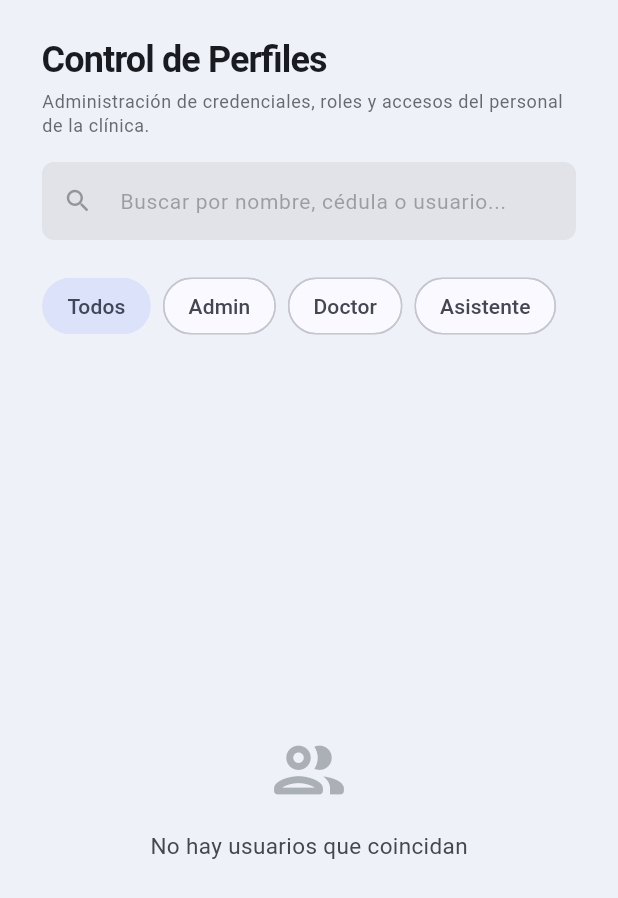
After one commit to scarletabreu/salud_dental_clinic_management, a Flutter app: the PerfilesListPage screen opened directly, on a phone screen of 412 x 824 dp. The commit adds this screen. Shown: the top 898 px of the screen. Run offline on Flutter 3.47's test engine with Material 3 defaults, Android fonts, the phone set to English and light mode, and no system bars; our stand-ins replace dartz, equatable, fl_chart, flutter_bloc, flutter_riverpod, get_it and 3 more; accounts and stored records are empty.

Commit message:
feat: SD-41-pantalla-de-listado-de-perfiles

```diff
--- a/lib/features/auth/domain/repositories/usuario_repository.dart
+++ b/lib/features/auth/domain/repositories/usuario_repository.dart
@@ -13,6 +13,7 @@ abstract interface class UsuarioRepository {
   Future<void> signOut();
   String? getCurrentUserId();
   bool isSessionActive();
+  Future<List<Usuario>> getUsuarios();
 
   Stream<supabase.AuthState> get onAuthStateChange;
 }
--- /dev/null
+++ b/lib/features/personal/presentation/cubit/personal_perfiles_cubit.dart
@@ -0,0 +1,57 @@
+import 'package:flutter_bloc/flutter_bloc.dart';
+import 'package:salud_dental_clinic_management/features/auth/domain/enums/rol_usuario.dart';
+import 'package:salud_dental_clinic_management/features/auth/domain/repositories/usuario_repository.dart';
+import 'personal_perfiles_state.dart';
+
+class PersonalPerfilesCubit extends Cubit<PersonalPerfilesState> {
+  final UsuarioRepository _usuarioRepository;
+
+  PersonalPerfilesCubit({required UsuarioRepository usuarioRepository})
+    : _usuarioRepository = usuarioRepository,
+      super(const PerfilInitial());
+
+  Future<void> cargarUsuarios() async {
+    emit(const PerfilLoading());
+    try {
+      final usuarios = await _usuarioRepository.getUsuarios();
+      emit(PerfilLoaded(todos: usuarios, filtrados: usuarios));
+    } catch (e) {
+      emit(PerfilError(e.toString()));
+    }
+  }
+
+  void aplicarFiltros({String? query, RolUsuario? Function()? rolFiltro}) {
+    final currentState = state;
+    if (currentState is! PerfilLoaded) return;
+
+    final nuevaBusqueda = query ?? currentState.queryBusqueda;
+    final nuevoRol = rolFiltro != null ? rolFiltro() : currentState.rolFiltro;
+
+    final usuariosFiltrados = currentState.todos.where((usuario) {
+      if (nuevoRol != null && usuario.rol != nuevoRol) {
+        return false;
+      }
+
+      if (nuevaBusqueda.isNotEmpty) {
+        final queryClean = nuevaBusqueda.toLowerCase();
+        final nombreCompleto = '${usuario.nombre} ${usuario.apellido}'
+            .toLowerCase();
+        final govID = usuario.govID.toLowerCase();
+        final username = usuario.username.toLowerCase();
+
+        return nombreCompleto.contains(queryClean) ||
+            govID.contains(queryClean) ||
+            username.contains(queryClean);
+      }
+      return true;
+    }).toList();
+
+    emit(
+      currentState.copyWith(
+        filtrados: usuariosFiltrados,
+        queryBusqueda: nuevaBusqueda,
+        rolFiltro: () => nuevoRol,
+      ),
+    );
+  }
+}
--- /dev/null
+++ b/lib/features/personal/presentation/cubit/personal_perfiles_state.dart
@@ -0,0 +1,57 @@
+import 'package:equatable/equatable.dart';
+import 'package:salud_dental_clinic_management/features/auth/domain/enums/rol_usuario.dart';
+import 'package:salud_dental_clinic_management/features/auth/domain/entities/usuario.dart';
+
+sealed class PersonalPerfilesState extends Equatable {
+  const PersonalPerfilesState();
+
+  @override
+  List<Object?> get props => [];
+}
+
+class PerfilInitial extends PersonalPerfilesState {
+  const PerfilInitial();
+}
+
+class PerfilLoading extends PersonalPerfilesState {
+  const PerfilLoading();
+}
+
+class PerfilError extends PersonalPerfilesState {
+  final String message;
+  const PerfilError(this.message);
+
+  @override
+  List<Object?> get props => [message];
+}
+
+class PerfilLoaded extends PersonalPerfilesState {
+  final List<Usuario> todos;
+  final List<Usuario> filtrados;
+  final RolUsuario? rolFiltro;
+  final String queryBusqueda;
+
+  const PerfilLoaded({
+    required this.todos,
+    required this.filtrados,
+    this.rolFiltro,
+    this.queryBusqueda = '',
+  });
+
+  PerfilLoaded copyWith({
+    List<Usuario>? todos,
+    List<Usuario>? filtrados,
+    RolUsuario? Function()? rolFiltro,
+    String? queryBusqueda,
+  }) {
+    return PerfilLoaded(
+      todos: todos ?? this.todos,
+      filtrados: filtrados ?? this.filtrados,
+      rolFiltro: rolFiltro != null ? rolFiltro() : this.rolFiltro,
+      queryBusqueda: queryBusqueda ?? this.queryBusqueda,
+    );
+  }
+
+  @override
+  List<Object?> get props => [todos, filtrados, rolFiltro, queryBusqueda];
+}
--- /dev/null
+++ b/lib/features/personal/presentation/pages/perfiles_list_page.dart
@@ -0,0 +1,289 @@
+import 'dart:async';
+import 'package:flutter/material.dart';
+import 'package:flutter_bloc/flutter_bloc.dart';
+import 'package:salud_dental_clinic_management/core/presentation/app_colors.dart';
+import 'package:salud_dental_clinic_management/features/auth/domain/enums/rol_usuario.dart';
+import 'package:salud_dental_clinic_management/features/personal/presentation/cubit/personal_perfiles_cubit.dart';
+import 'package:salud_dental_clinic_management/features/personal/presentation/cubit/personal_perfiles_state.dart';
+import 'package:salud_dental_clinic_management/features/personal/presentation/widgets/perfil_card.dart';
+
+class PerfilesListPage extends StatefulWidget {
+  const PerfilesListPage({super.key});
+
+  @override
+  State<PerfilesListPage> createState() => _PerfilesListPageState();
+}
+
+class _PerfilesListPageState extends State<PerfilesListPage> {
+  final _searchController = TextEditingController();
+  Timer? _debounce;
+
+  @override
+  void initState() {
+    super.initState();
+    context.read<PersonalPerfilesCubit>().cargarUsuarios();
+  }
+
+  @override
+  void dispose() {
+    _searchController.dispose();
+    _debounce?.cancel();
+    super.dispose();
+  }
+
+  void _onSearchChanged(String query) {
+    _debounce?.cancel();
+    _debounce = Timer(const Duration(milliseconds: 350), () {
+      if (mounted) {
+        context.read<PersonalPerfilesCubit>().aplicarFiltros(query: query);
+      }
+    });
+  }
+
+  @override
+  Widget build(BuildContext context) {
+    final colorScheme = Theme.of(context).colorScheme;
+    final ac = context.appColors;
+
+    return Scaffold(
+      backgroundColor: colorScheme.surfaceContainerLowest,
+      body: SafeArea(
+        child: BlocBuilder<PersonalPerfilesCubit, PersonalPerfilesState>(
+          builder: (context, state) {
+            return Column(
+              crossAxisAlignment: CrossAxisAlignment.start,
+              children: [
+                _buildHeaderAndSearch(context, state, colorScheme, ac),
+                _buildFilterChips(context, state, colorScheme),
+                Expanded(child: _buildBody(context, state, colorScheme, ac)),
+              ],
+            );
+          },
+        ),
+      ),
+    );
+  }
+
+  Widget _buildHeaderAndSearch(
+    BuildContext context,
+    PersonalPerfilesState state,
+    ColorScheme colorScheme,
+    AppColors ac,
+  ) {
+    return Padding(
+      padding: const EdgeInsets.fromLTRB(28, 24, 28, 12),
+      child: Column(
+        crossAxisAlignment: CrossAxisAlignment.start,
+        children: [
+          Text(
+            'Control de Perfiles',
+            style: Theme.of(context).textTheme.headlineSmall?.copyWith(
+              fontWeight: FontWeight.bold,
+              color: colorScheme.onSurface,
+              letterSpacing: -0.6,
+            ),
+          ),
+          const SizedBox(height: 4),
+          Text(
+            'Administración de credenciales, roles y accesos del personal de la clínica.',
+            style: Theme.of(context).textTheme.bodySmall?.copyWith(
+              color: colorScheme.onSurfaceVariant.withOpacity(0.8),
+            ),
+          ),
+          const SizedBox(height: 16),
+          TextField(
+            controller: _searchController,
+            onChanged: _onSearchChanged,
+            decoration: InputDecoration(
+              hintText: 'Buscar por nombre, cédula o usuario...',
+              hintStyle: TextStyle(
+                color: colorScheme.onSurfaceVariant.withOpacity(0.45),
+                fontSize: 14,
+              ),
+              prefixIcon: Icon(
+                Icons.search_rounded,
+                color: colorScheme.onSurfaceVariant.withOpacity(0.5),
+                size: 20,
+              ),
+              suffixIcon: _searchController.text.isNotEmpty
+                  ? IconButton(
+                      icon: Icon(
+                        Icons.clear_rounded,
+                        color: colorScheme.onSurfaceVariant,
+                        size: 18,
+                      ),
+                      onPressed: () {
+                        _searchController.clear();
+                        context.read<PersonalPerfilesCubit>().aplicarFiltros(
+                          query: '',
+                        );
+                      },
+                    )
+                  : null,
+              filled: true,
+              fillColor: colorScheme.surfaceContainerHighest,
+              border: OutlineInputBorder(
+                borderRadius: BorderRadius.circular(8),
+                borderSide: BorderSide.none,
+              ),
+              contentPadding: const EdgeInsets.symmetric(
+                horizontal: 16,
+                vertical: 14,
+              ),
+            ),
+          ),
+        ],
+      ),
+    );
+  }
+
+  Widget _buildFilterChips(
+    BuildContext context,
+    PersonalPerfilesState state,
+    ColorScheme colorScheme,
+  ) {
+    if (state is! PerfilLoaded) return const SizedBox.shrink();
+
+    final rolesAMostrar = [
+      (label: 'Todos', rol: null),
+      (label: 'Admin', rol: RolUsuario.admin),
+      (label: 'Doctor', rol: RolUsuario.doctor),
+      (label: 'Asistente', rol: RolUsuario.asistente),
+    ];
+
+    return SingleChildScrollView(
+      scrollDirection: Axis.horizontal,
+      padding: const EdgeInsets.symmetric(horizontal: 28, vertical: 8),
+      child: Row(
+        children: rolesAMostrar.map((item) {
+          final isSelected = state.rolFiltro == item.rol;
+          return Padding(
+            padding: const EdgeInsets.only(right: 8),
+            child: FilterChip(
+              label: Text(item.label),
+              selected: isSelected,
+              onSelected: (_) {
+                context.read<PersonalPerfilesCubit>().aplicarFiltros(
+                  rolFiltro: () => item.rol,
+                );
+              },
+              shape: RoundedRectangleBorder(
+                borderRadius: BorderRadius.circular(20),
+              ),
+              selectedColor: colorScheme.secondaryContainer,
+              showCheckmark: false,
+            ),
+          );
+        }).toList(),
+      ),
+    );
+  }
+
+  Widget _buildBody(
+    BuildContext context,
+    PersonalPerfilesState state,
+    ColorScheme colorScheme,
+    AppColors ac,
+  ) {
+    if (state is PerfilLoading) {
+      return const Center(child: CircularProgressIndicator());
+    }
+
+    if (state is PerfilError) {
+      return Center(
+        child: Column(
+          mainAxisSize: MainAxisSize.min,
+          children: [
+            Icon(
+              Icons.error_outline_rounded,
+              size: 56,
+              color: colorScheme.error,
+            ),
+            const SizedBox(height: 12),
+            Text(
+              state.message,
+              style: TextStyle(
+                color: colorScheme.error,
+                fontWeight: FontWeight.w500,
+              ),
+              textAlign: TextAlign.center,
+            ),
+            const SizedBox(height: 16),
+            TextButton.icon(
+              onPressed: () =>
+                  context.read<PersonalPerfilesCubit>().cargarUsuarios(),
+              icon: const Icon(Icons.refresh_rounded),
+              label: const Text('Reintentar'),
+            ),
+          ],
+        ),
+      );
+    }
+
+    if (state is PerfilLoaded) {
+      if (state.filtrados.isEmpty) {
+        return Center(
+          child: Column(
+            mainAxisSize: MainAxisSize.min,
+            children: [
+              Icon(
+                Icons.people_outline_rounded,
+                size: 56,
+                color: colorScheme.onSurfaceVariant.withAlpha(100),
+              ),
+              const SizedBox(height: 12),
+              Text(
+                'No hay usuarios que coincidan',
+                style: TextStyle(
+                  color: colorScheme.onSurfaceVariant,
+                  fontSize: 15,
+                ),
+              ),
+            ],
+          ),
+        );
+      }
+
+      return Column(
+        children: [
+          Expanded(
+            child: ListView.separated(
+              padding: const EdgeInsets.fromLTRB(28, 12, 28, 24),
+              itemCount: state.filtrados.length,
+              separatorBuilder: (_, __) => const SizedBox(height: 10),
+              itemBuilder: (context, index) {
+                return PerfilCard(usuario: state.filtrados[index]);
+              },
+            ),
+          ),
+          _buildFooter(state, ac, colorScheme),
+        ],
+      );
+    }
+
+    return const SizedBox.shrink();
+  }
+
+  Widget _buildFooter(
+    PerfilLoaded state,
+    AppColors ac,
+    ColorScheme colorScheme,
+  ) {
+    return Container(
+      color: ac.cardBg,
+      padding: const EdgeInsets.symmetric(horizontal: 28, vertical: 14),
+      child: Row(
+        children: [
+          Text(
+            'Mostrando ${state.filtrados.length} de ${state.todos.length} usuarios registrados',
+            style: TextStyle(
+              color: colorScheme.onSurfaceVariant,
+              fontWeight: FontWeight.w500,
+              fontSize: 12,
+            ),
+          ),
+        ],
+      ),
+    );
+  }
+}
--- a/lib/shell/dashboard_shell.dart
+++ b/lib/shell/dashboard_shell.dart
@@ -17,6 +17,8 @@ import 'package:salud_dental_clinic_management/features/medicina/domain/reposito
 import 'package:salud_dental_clinic_management/features/medicina/presentation/pages/medicina_list_page.dart';
 import 'package:salud_dental_clinic_management/features/paciente/presentation/pages/pacientes_page.dart';
 import 'package:salud_dental_clinic_management/features/tratamiento/presentation/screens/tratamiento_screen.dart';
+import 'package:salud_dental_clinic_management/features/personal/presentation/cubit/personal_perfiles_cubit.dart';
+import 'package:salud_dental_clinic_management/features/personal/presentation/pages/perfiles_list_page.dart';
 import 'package:salud_dental_clinic_management/shell/shell_destination.dart';
 import 'package:salud_dental_clinic_management/shell/widgets/rail_user_card.dart';
 import 'package:salud_dental_clinic_management/shell/widgets/shell_app_bar.dart';
@@ -111,6 +113,15 @@ class _DashboardShellViewState extends State<_DashboardShellView> {
       builder: (_) => const PacientesPage(),
     ),
     ShellDestination(
+      icon: Icons.admin_panel_settings_outlined,
+      selectedIcon: Icons.admin_panel_settings_rounded,
+      label: 'Perfiles',
+      builder: (_) => BlocProvider(
+        create: (_) => sl<PersonalPerfilesCubit>(),
+        child: const PerfilesListPage(),
+      ),
+    ),
+    ShellDestination(
       icon: Icons.medication_outlined,
       selectedIcon: Icons.medication_rounded,
       label: 'Medicinas',
@@ -151,6 +162,7 @@ class _DashboardShellViewState extends State<_DashboardShellView> {
 
       switch (destination.label) {
         case 'Configuración':
+        case 'Perfiles':
           return roles.contains(RolUsuario.admin);
         case 'Consultas':
         case 'Medicinas':
```
Also changed, not shown: lib/core/di/service_locator.dart (+9 -12 lines), lib/features/auth/data/datasources/usuario_remote_datasource.dart (+8 -2 lines), lib/features/auth/data/datasources/usuario_remote_datasource_impl.dart (+13 -1 lines), lib/features/auth/data/repositories/usuario_repository_impl.dart (+54 -4 lines), lib/features/personal/presentation/widgets/perfil_card.dart (added, +166 -0 lines).
